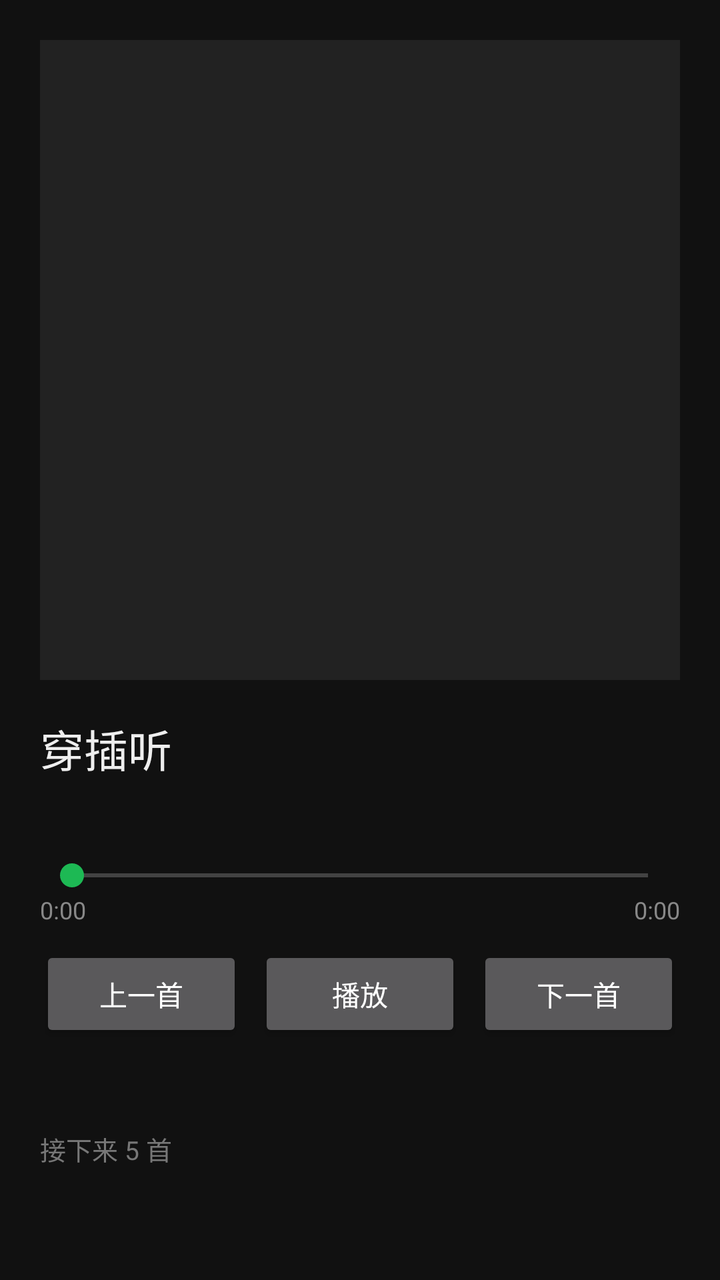
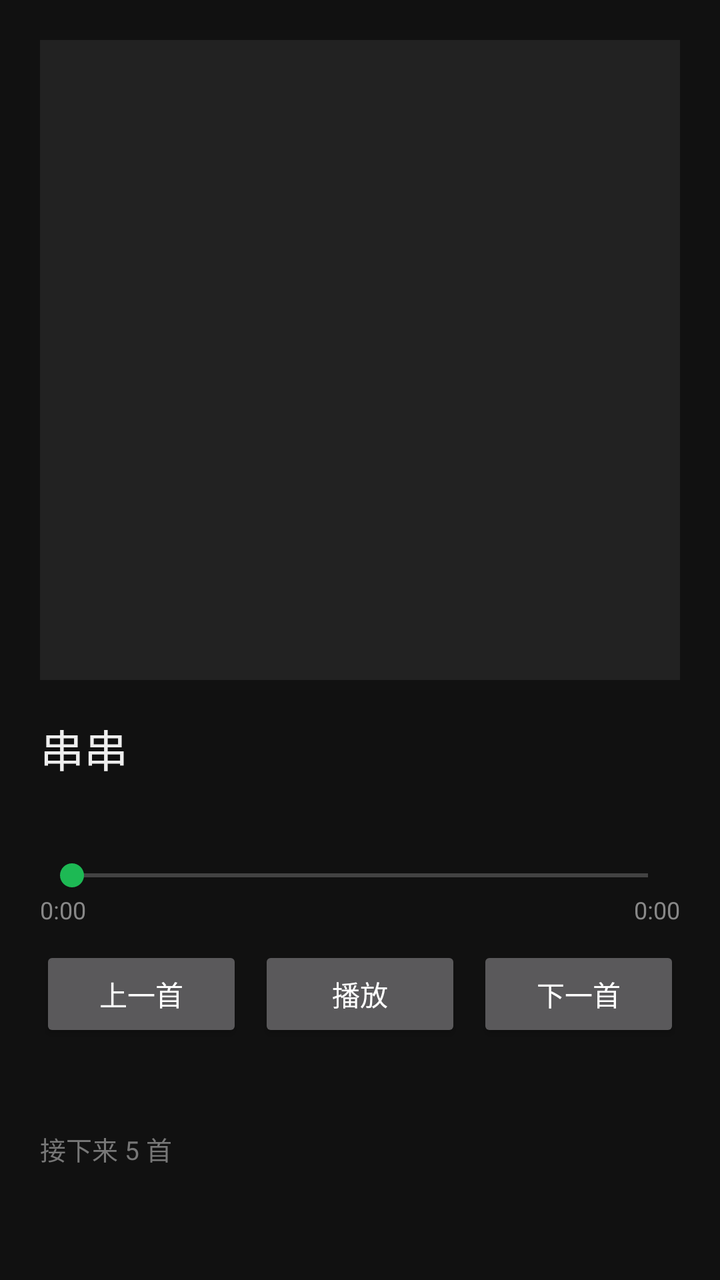

Two renders of the same Android screen: before a commit and after it. Below are the layout's source before the change and the commit's diff.
<!-- AndroidManifest.xml: application theme AppTheme -->
<!-- res/layout/activity_main.xml -->
<?xml version="1.0" encoding="utf-8"?>
<ScrollView xmlns:android="http://schemas.android.com/apk/res/android"
    android:layout_width="match_parent"
    android:layout_height="match_parent"
    android:background="#111111"
    android:fillViewport="true">

    <LinearLayout
        android:layout_width="match_parent"
        android:layout_height="wrap_content"
        android:orientation="vertical"
        android:padding="20dp">

        <ImageView
            android:id="@+id/cover"
            android:layout_width="match_parent"
            android:layout_height="320dp"
            android:background="#222222"
            android:contentDescription="封面"
            android:scaleType="centerCrop" />

        <TextView
            android:id="@+id/name"
            android:layout_width="match_parent"
            android:layout_height="wrap_content"
            android:layout_marginTop="18dp"
            android:text="穿插听"
            android:textColor="#eeeeee"
            android:textSize="22sp" />

        <TextView
            android:id="@+id/singer"
            android:layout_width="match_parent"
            android:layout_height="wrap_content"
            android:layout_marginTop="4dp"
            android:text=""
            android:textColor="#999999"
            android:textSize="15sp" />

        <SeekBar
            android:id="@+id/seek"
            android:layout_width="match_parent"
            android:layout_height="wrap_content"
            android:layout_marginTop="14dp" />

        <LinearLayout
            android:layout_width="match_parent"
            android:layout_height="wrap_content"
            android:orientation="horizontal">

            <TextView
                android:id="@+id/cur"
                android:layout_width="wrap_content"
                android:layout_height="wrap_content"
                android:text="0:00"
                android:textColor="#888888"
                android:textSize="12sp" />

            <Space
                android:layout_width="0dp"
                android:layout_height="1dp"
                android:layout_weight="1" />

            <TextView
                android:id="@+id/dur"
                android:layout_width="wrap_content"
                android:layout_height="wrap_content"
                android:text="0:00"
                android:textColor="#888888"
                android:textSize="12sp" />
        </LinearLayout>

        <LinearLayout
            android:layout_width="match_parent"
            android:layout_height="wrap_content"
            android:layout_marginTop="10dp"
            android:orientation="horizontal">

            <Button
                android:id="@+id/prev"
                android:layout_width="0dp"
                android:layout_height="wrap_content"
                android:layout_weight="1"
                android:text="上一首" />

            <Button
                android:id="@+id/play"
                android:layout_width="0dp"
                android:layout_height="wrap_content"
                android:layout_marginLeft="8dp"
                android:layout_marginRight="8dp"
                android:layout_weight="1"
                android:text="播放" />

            <Button
                android:id="@+id/next"
                android:layout_width="0dp"
                android:layout_height="wrap_content"
                android:layout_weight="1"
                android:text="下一首" />
        </LinearLayout>

        <TextView
            android:id="@+id/status"
            android:layout_width="match_parent"
            android:layout_height="wrap_content"
            android:layout_marginTop="6dp"
            android:text=""
            android:textColor="#ff7777"
            android:textSize="13sp" />

        <TextView
            android:layout_width="match_parent"
            android:layout_height="wrap_content"
            android:layout_marginTop="20dp"
            android:text="接下来 5 首"
            android:textColor="#777777"
            android:textSize="13sp" />

        <LinearLayout
            android:id="@+id/up"
            android:layout_width="match_parent"
            android:layout_height="wrap_content"
            android:layout_marginTop="4dp"
            android:orientation="vertical" />
    </LinearLayout>
</ScrollView>
<!-- resources referenced by this layout -->
<resources>
  <style name="AppTheme" parent="@android:style/Theme.Material.NoActionBar">
          <item name="android:windowBackground">#111111</item>
          <item name="android:colorAccent">#1db954</item>
          <item name="android:statusBarColor">#111111</item>
          <item name="android:navigationBarColor">#111111</item>
      </style>
</resources>

<!-- the commit's change to res/layout/activity_main.xml (unified diff, before → after) -->
@@ -24,7 +24,7 @@
             android:layout_width="match_parent"
             android:layout_height="wrap_content"
             android:layout_marginTop="18dp"
-            android:text="穿插听"
+            android:text="串串"
             android:textColor="#eeeeee"
             android:textSize="22sp" />
 
